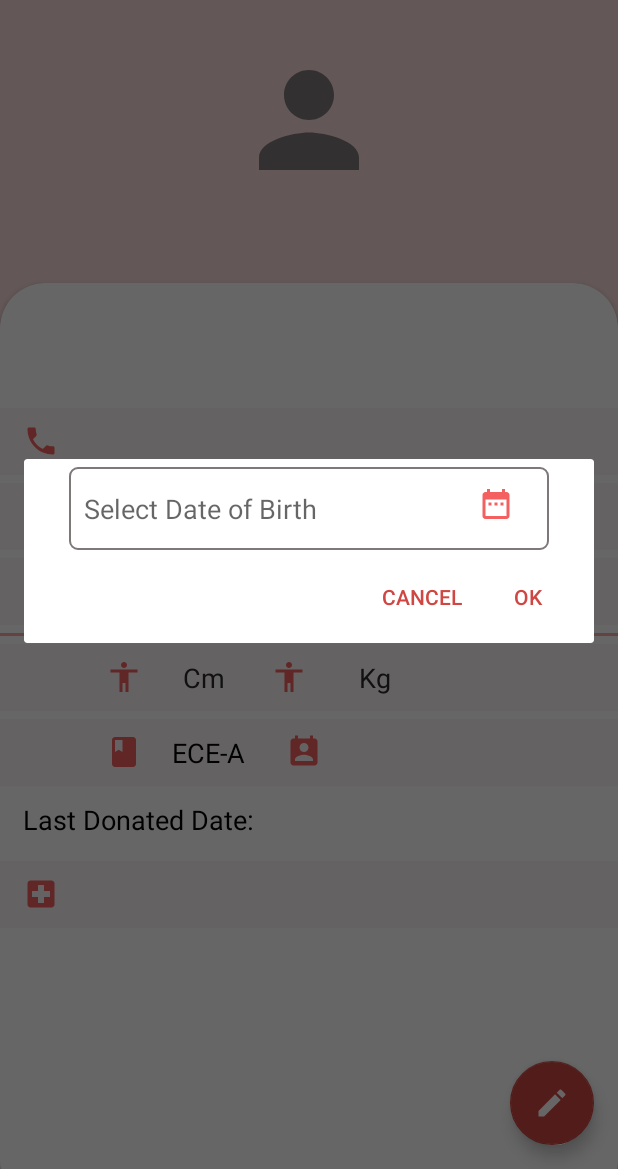
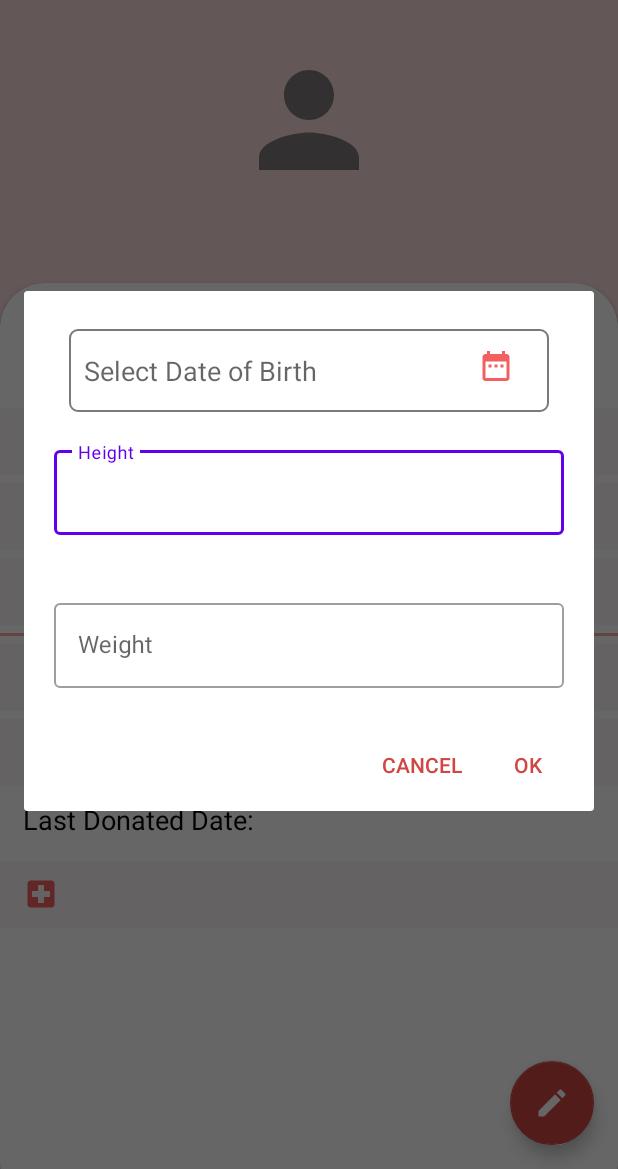
Before and after one commit to hadiabdullan/BloodBank_Gcek, an Android app: the MainActivity screen opened directly, with no data from a screen before it, after a tap on an icon or button, on a phone screen of 412 x 824 dp, the part 67-1236 px from its top. Run offline under Robolectric (Android 15) with nearby library versions, the phone set to English and light mode, and no system bars; our stand-ins replace Firebase (no records; nobody signed in at launch, a user with empty details on screens opened directly); 10 statements that could not run were skipped.

Commit message:
Added Editing weight and height for the user

```diff
--- a/app/src/main/java/com/hadi123/www/bloodbankgcek/MainActivity.java
+++ b/app/src/main/java/com/hadi123/www/bloodbankgcek/MainActivity.java
@@ -91,10 +91,14 @@ public class MainActivity extends AppCompatActivity {
             @Override
             public void onClick(View v) {
                 View dialogView=getLayoutInflater().inflate(R.layout.edittext_layout,null);
-
+                final TextInputEditText field1 = dialogView.findViewById(R.id.httext_content);
+                final TextInputEditText field2 = dialogView.findViewById(R.id.wttext_content);
                 final TextView field=dialogView.findViewById(R.id.edittext_layout);
                 final ImageButton mBtn=dialogView.findViewById(R.id.imageButton);
                 field.setText(don.getText());
+                field1.setText(ht.getText());
+                field2.setText(wt.getText());
+
                 mBtn.setOnClickListener(new View.OnClickListener() {
                     @Override
                     public void onClick(View v) {
@@ -112,14 +116,22 @@ public class MainActivity extends AppCompatActivity {
                     }
                 });
                 final TextView finalTextView = don;
+                final TextView finalHtView=ht;
+                final TextView finalWtView=wt;
                 new AlertDialog.Builder(MainActivity.this)
                         .setView(dialogView)
                         .setPositiveButton("OK", new DialogInterface.OnClickListener() {
                             @Override
                             public void onClick(DialogInterface dialogInterface, int i) {
                                 String content = field.getText().toString();
+                                String content1 = field1.getText().toString();
+                                String content2 = field2.getText().toString();
+                                reff.child("users").child(auth.getCurrentUser().getUid()).child("weight").setValue(content2);
+                                reff.child("users").child(auth.getCurrentUser().getUid()).child("height").setValue(content1);
                                 reff.child("users").child(auth.getCurrentUser().getUid()).child("Donation").setValue(content);
                                 finalTextView.setText(content);
+                                finalHtView.setText(content1);
+                                finalWtView.setText(content2);
                             }
                         })
                         .setNegativeButton("Cancel", null)
--- a/app/src/main/res/layout/edittext_layout.xml
+++ b/app/src/main/res/layout/edittext_layout.xml
@@ -6,7 +6,8 @@
     android:orientation="vertical">
     <RelativeLayout
         android:layout_width="match_parent"
-        android:layout_height="wrap_content">
+        android:layout_height="wrap_content"
+        android:layout_marginTop="20dp">
 
         <TextView
             android:id="@+id/edittext_layout"
@@ -38,5 +39,30 @@
             android:foreground="?attr/selectableItemBackground"
             app:srcCompat="@drawable/ic_date_range_black_24dp" />
     </RelativeLayout>
+    <com.google.android.material.textfield.TextInputLayout
+        style="@style/Widget.MaterialComponents.TextInputLayout.OutlinedBox"
+        android:layout_width="match_parent"
+        android:layout_height="wrap_content"
+        android:hint="Height"
+        android:layout_margin="20dp">
 
+        <com.google.android.material.textfield.TextInputEditText
+            android:id="@+id/httext_content"
+            android:layout_width="match_parent"
+            android:layout_height="wrap_content" />
+
+    </com.google.android.material.textfield.TextInputLayout>
+    <com.google.android.material.textfield.TextInputLayout
+        style="@style/Widget.MaterialComponents.TextInputLayout.OutlinedBox"
+        android:layout_width="match_parent"
+        android:layout_height="wrap_content"
+        android:hint="Weight"
+        android:layout_margin="20dp">
+
+        <com.google.android.material.textfield.TextInputEditText
+            android:id="@+id/wttext_content"
+            android:layout_width="match_parent"
+            android:layout_height="wrap_content" />
+
+    </com.google.android.material.textfield.TextInputLayout>
 </LinearLayout>
```
